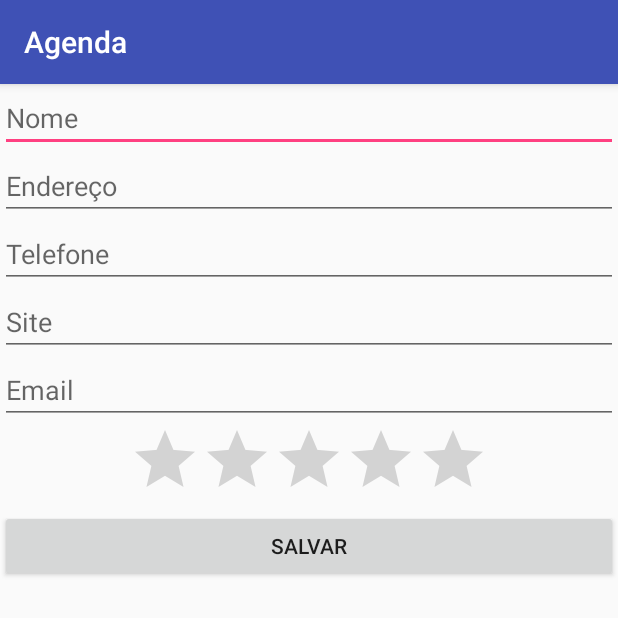
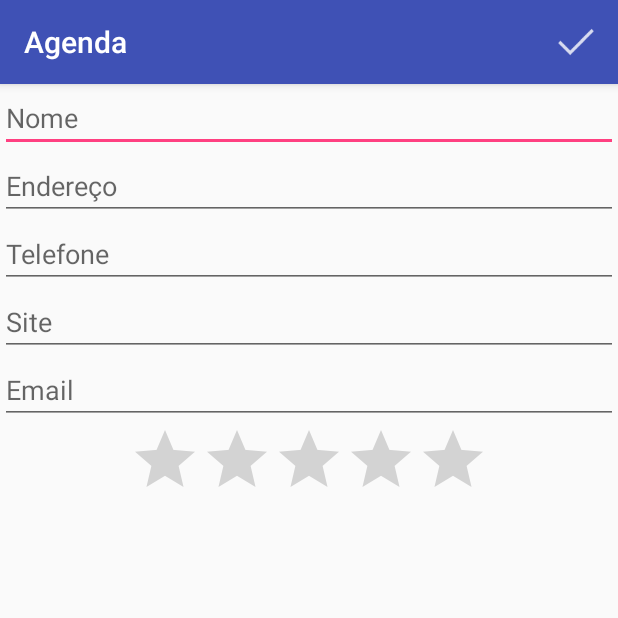
Before and after one commit to naaramusse/agenda, an Android app: the FormularioActivity screen opened directly, with no data from a screen before it, on a phone screen of 412 x 824 dp, the top half of it. Run offline under Robolectric (Android 15) with nearby library versions, the phone set to English and light mode, and no system bars.

Commit message:
finalizado atividade 3

```diff
--- a/app/src/main/java/com/naara/agenda/FormularioActivity.java
+++ b/app/src/main/java/com/naara/agenda/FormularioActivity.java
@@ -2,6 +2,8 @@ package com.naara.agenda;
 
 import android.support.v7.app.AppCompatActivity;
 import android.os.Bundle;
+import android.view.Menu;
+import android.view.MenuItem;
 import android.view.View;
 import android.widget.Button;
 import android.widget.Toast;
@@ -13,15 +15,31 @@ public class FormularioActivity extends AppCompatActivity {
         super.onCreate(savedInstanceState);
         setContentView(R.layout.activity_formulario);
 
-        Button botaoSalvar = (Button) findViewById(R.id.formulario_salvar);
+       // Button botaoSalvar = (Button) findViewById(R.id.formulario_salvar);
 
-        botaoSalvar.setOnClickListener(new View.OnClickListener(){
+      //  botaoSalvar.setOnClickListener(new View.OnClickListener(){
 
-            @Override
-            public void onClick(View view) {
+   //         @Override
+      //      public void onClick(View view) {
+
+      //      }
+       // });
+    }
+
+    @Override
+    public boolean onCreateOptionsMenu(Menu menu){
+        getMenuInflater().inflate(R.menu.menu_formulario, menu);
+        return super.onCreateOptionsMenu(menu);
+    }
+
+    @Override
+    public boolean onOptionsItemSelected(MenuItem item){
+        switch (item.getItemId()){
+            case R.id.menu_formulario_ok:
                 Toast.makeText(FormularioActivity.this, "Aluno salvo com sucesso!", Toast.LENGTH_SHORT).show();
                 finish();
-            }
-        });
+                break;
+        }
+        return super.onOptionsItemSelected(item);
     }
 }
--- a/app/src/main/res/layout/activity_formulario.xml
+++ b/app/src/main/res/layout/activity_formulario.xml
@@ -42,10 +42,5 @@
         android:numStars="5"
         android:max="10" />
 
-    <Button
-        android:id="@+id/formulario_salvar"
-        android:layout_width="match_parent"
-        android:layout_height="wrap_content"
-        android:text="Salvar"/>
 </LinearLayout>
 </ScrollView>
--- /dev/null
+++ b/app/src/main/res/menu/menu_formulario.xml
@@ -0,0 +1,9 @@
+<?xml version="1.0" encoding="utf-8"?>
+<menu xmlns:android="http://schemas.android.com/apk/res/android"
+    xmlns:app="http://schemas.android.com/apk/res-auto">
+    <item
+        android:id="@+id/menu_formulario_ok"
+        android:title="Ok"
+        android:icon="@drawable/ic_confirmar"
+        app:showAsAction="always"/>
+</menu>
```
